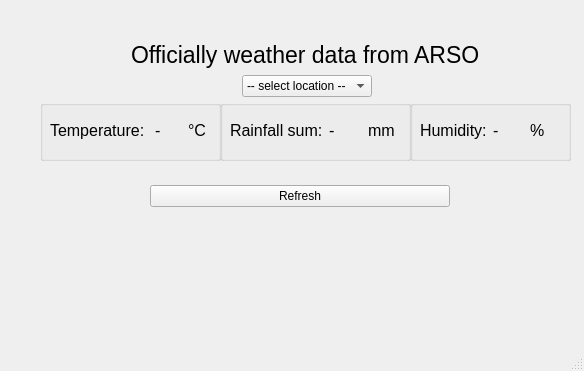
Before: the Qt Designer form GUI.ui in DavidTheArduinoFighter/RLS_Weather, drawn with Qt 5.
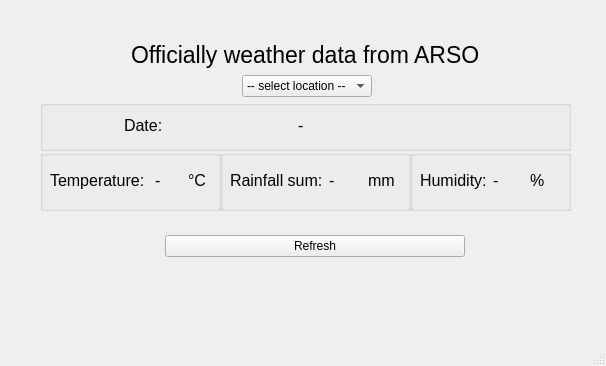
After: the same form once the commit is applied.

Commit message: Added refresh func and test, GUI update

```diff
--- a/GUI.ui
+++ b/GUI.ui
@@ -6,8 +6,8 @@
    <rect>
     <x>0</x>
     <y>0</y>
-    <width>584</width>
-    <height>371</height>
+    <width>606</width>
+    <height>366</height>
    </rect>
   </property>
   <property name="windowTitle">
@@ -18,8 +18,8 @@
     <property name="geometry">
      <rect>
       <x>40</x>
-      <y>160</y>
-      <width>501</width>
+      <y>210</y>
+      <width>531</width>
       <height>73</height>
      </rect>
     </property>
@@ -166,7 +166,7 @@
     <property name="geometry">
      <rect>
       <x>40</x>
-      <y>100</y>
+      <y>150</y>
       <width>181</width>
       <height>61</height>
      </rect>
@@ -224,7 +224,7 @@
     <property name="geometry">
      <rect>
       <x>220</x>
-      <y>100</y>
+      <y>150</y>
       <width>191</width>
       <height>61</height>
      </rect>
@@ -282,7 +282,7 @@
     <property name="geometry">
      <rect>
       <x>410</x>
-      <y>100</y>
+      <y>150</y>
       <width>161</width>
       <height>61</height>
      </rect>
@@ -336,6 +336,52 @@
      </layout>
     </widget>
    </widget>
+   <widget class="QGroupBox" name="groupBox_4">
+    <property name="geometry">
+     <rect>
+      <x>40</x>
+      <y>100</y>
+      <width>531</width>
+      <height>51</height>
+     </rect>
+    </property>
+    <widget class="QWidget" name="horizontalLayoutWidget_8">
+     <property name="geometry">
+      <rect>
+       <x>84</x>
+       <y>10</y>
+       <width>341</width>
+       <height>31</height>
+      </rect>
+     </property>
+     <layout class="QHBoxLayout" name="horizontalLayout_temperature_3">
+      <item>
+       <widget class="QLabel" name="label_date">
+        <property name="font">
+         <font>
+          <pointsize>12</pointsize>
+         </font>
+        </property>
+        <property name="text">
+         <string>Date:</string>
+        </property>
+       </widget>
+      </item>
+      <item>
+       <widget class="QLabel" name="label_date_value">
+        <property name="font">
+         <font>
+          <pointsize>12</pointsize>
+         </font>
+        </property>
+        <property name="text">
+         <string>-</string>
+        </property>
+       </widget>
+      </item>
+     </layout>
+    </widget>
+   </widget>
   </widget>
   <widget class="QMenuBar" name="menubar">
    <property name="geometry">
```
Left out of the diff: 2 changed lines with no effect on the pictures. The commit also changes 2 other files.
